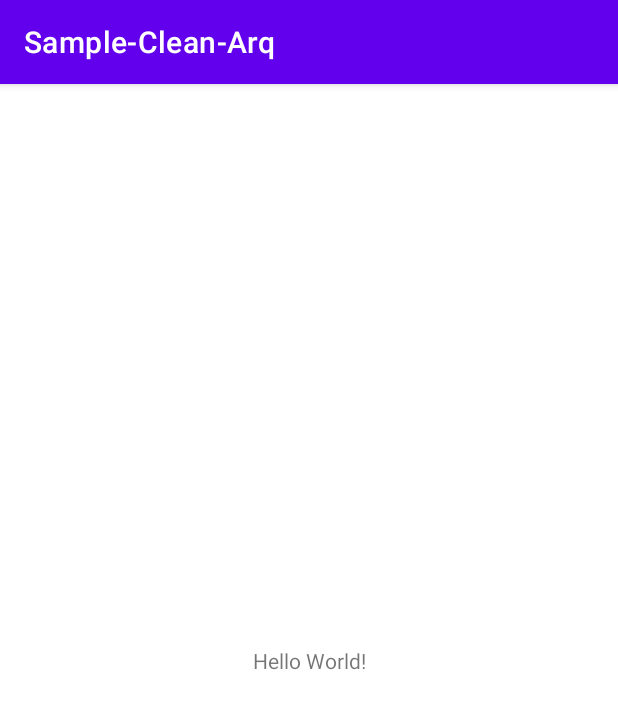
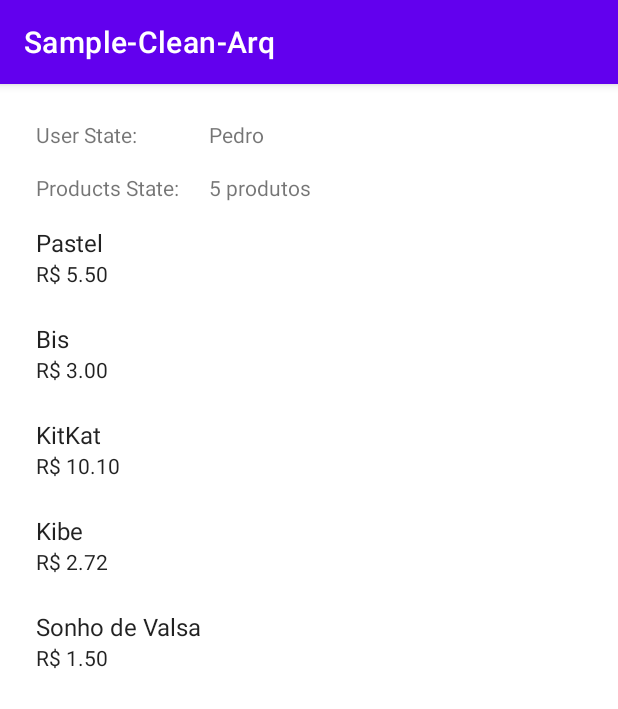
Before and after one commit to andretortolano/cleanarqtalk, an Android app: the screen it shows after launch (MainActivity), on a phone screen of 412 x 824 dp. Shown: the top 709 px of the screen. Run offline under Robolectric (Android 15) with nearby library versions, the phone set to English and light mode, and no system bars; our stand-ins replace Timber.

Commit message:
finalizando codigo not so clean

```diff
--- a/app/src/main/java/com/andretortolano/sample_clean_arq/MainActivity.kt
+++ b/app/src/main/java/com/andretortolano/sample_clean_arq/MainActivity.kt
@@ -2,10 +2,55 @@ package com.andretortolano.sample_clean_arq
 
 import androidx.appcompat.app.AppCompatActivity
 import android.os.Bundle
+import com.andretortolano.sample_clean_arq.api.DefaultApi
+import com.andretortolano.sample_clean_arq.databinding.ActivityMainBinding
+import com.andretortolano.sample_clean_arq.interactor.GetProductListUseCase
+import com.andretortolano.sample_clean_arq.interactor.GetUserUseCase
+import com.andretortolano.sample_clean_arq.viewmodel.MainViewModel
+import timber.log.Timber
 
 class MainActivity : AppCompatActivity() {
+
+    private val extraId = 1
+
+    private val api = DefaultApi()
+    private val viewModel = MainViewModel(GetUserUseCase(api), GetProductListUseCase(api))
+
+    private lateinit var binding: ActivityMainBinding
+
     override fun onCreate(savedInstanceState: Bundle?) {
         super.onCreate(savedInstanceState)
-        setContentView(R.layout.activity_main)
+        binding = ActivityMainBinding.inflate(layoutInflater)
+        setContentView(binding.root)
+
+        viewModel.productListState.observe(this, { it?.let { renderProductListState(it) } })
+        viewModel.userState.observe(this, { it?.let { renderUserState(it) }})
+
+        viewModel.fetchUser(extraId)
+        viewModel.fetchProducts()
+    }
+
+    private fun renderUserState(state: MainViewModel.UserViewState) {
+        Timber.i("MainActivity.userState -> $state")
+        when(state) {
+            MainViewModel.UserViewState.Loading -> binding.userStateValue.text = getString(R.string.loading)
+            MainViewModel.UserViewState.NoInternetError -> binding.userStateValue.text = getString(R.string.no_internet)
+            MainViewModel.UserViewState.NotFoundError -> binding.userStateValue.text = getString(R.string.user_state_error_notfound)
+            MainViewModel.UserViewState.OtherError -> binding.userStateValue.text = getString(R.string.something_went_wrong)
+            is MainViewModel.UserViewState.Success -> binding.userStateValue.text = state.userEntity.name
+        }
+    }
+
+    private fun renderProductListState(state: MainViewModel.ProductListViewState) {
+        Timber.i("MainActivity.productListState -> $state")
+        when(state) {
+            MainViewModel.ProductListViewState.Loading -> binding.productListStateValue.text = getString(R.string.loading)
+            MainViewModel.ProductListViewState.NoInternetError -> binding.productListStateValue.text = getString(R.string.no_internet)
+            MainViewModel.ProductListViewState.OtherError -> binding.productListStateValue.text = getString(R.string.something_went_wrong)
+            is MainViewModel.ProductListViewState.Success -> {
+                binding.productListStateValue.text = getString(R.string.product_state_found, state.productList.size)
+                binding.productsRecyclerView.adapter = ProductsAdapter(state.productList)
+            }
+        }
     }
 }
--- /dev/null
+++ b/app/src/main/java/com/andretortolano/sample_clean_arq/ProductsAdapter.kt
@@ -0,0 +1,30 @@
+package com.andretortolano.sample_clean_arq
+
+import android.content.Context
+import android.view.LayoutInflater
+import android.view.View
+import android.view.ViewGroup
+import android.widget.TextView
+import androidx.recyclerview.widget.RecyclerView
+import com.andretortolano.sample_clean_arq.interactor.ProductEntity
+
+class ProductsAdapter(private val products: List<ProductEntity>) : RecyclerView.Adapter<ProductsAdapter.ViewHolder>() {
+
+    class ViewHolder(view: View) : RecyclerView.ViewHolder(view) {
+        val context: Context = view.context
+        val text1: TextView = view.findViewById(android.R.id.text1)
+        val text2: TextView = view.findViewById(android.R.id.text2)
+    }
+
+    override fun onCreateViewHolder(parent: ViewGroup, viewType: Int): ViewHolder {
+        val view = LayoutInflater.from(parent.context).inflate(android.R.layout.simple_list_item_2, parent, false)
+        return ViewHolder(view)
+    }
+
+    override fun onBindViewHolder(holder: ViewHolder, position: Int) {
+        holder.text1.text = products[position].name
+        holder.text2.text = holder.context.getString(R.string.product_adapter_price, products[position].price)
+    }
+
+    override fun getItemCount(): Int = products.size
+}
--- a/app/src/main/java/com/andretortolano/sample_clean_arq/api/Api.kt
+++ b/app/src/main/java/com/andretortolano/sample_clean_arq/api/Api.kt
@@ -1,4 +1,6 @@
 package com.andretortolano.sample_clean_arq.api
+
+import kotlin.Throws
 
 interface Api {
 
@@ -8,12 +10,14 @@ interface Api {
      *   HttpException 500 - InternalServerError
      *   NetworkException - NoInternet
      */
-    fun getUser(body: GetUserBody): List<UserResponse>
+    @Throws(HttpException::class, NetworkException::class)
+    fun getUser(body: GetUserBody): UserResponse
 
     /**
      * Exceptions:
      *   HttpException 500 - InternalServerError
      *   NetworkException - NoInternet
      */
+    @Throws(HttpException::class, NetworkException::class)
     fun getProductList(): List<ProductResponse>
 }
--- /dev/null
+++ b/app/src/main/java/com/andretortolano/sample_clean_arq/api/DefaultApi.kt
@@ -0,0 +1,20 @@
+package com.andretortolano.sample_clean_arq.api
+
+class DefaultApi: Api {
+    override fun getUser(body: GetUserBody): UserResponse {
+        return when(body.id) {
+            1 -> UserResponse(1, "Pedro", 20, true)
+            else -> UserResponse(2, "Joao", 22, false)
+        }
+    }
+
+    override fun getProductList(): List<ProductResponse> {
+        return arrayListOf(
+            ProductResponse(1, "Pastel", "savory", 5.5),
+            ProductResponse(2, "Bis", "candy", 3.0),
+            ProductResponse(3, "KitKat", "candy", 10.1),
+            ProductResponse(4, "Kibe", "savory", 2.72),
+            ProductResponse(5, "Sonho de Valsa", "candy", 1.50)
+        )
+    }
+}
--- /dev/null
+++ b/app/src/main/java/com/andretortolano/sample_clean_arq/api/HttpException.kt
@@ -0,0 +1,5 @@
+package com.andretortolano.sample_clean_arq.api
+
+import java.lang.Exception
+
+class HttpException(val statusCode: Int = 500): Exception()
--- /dev/null
+++ b/app/src/main/java/com/andretortolano/sample_clean_arq/api/NetworkException.kt
@@ -0,0 +1,5 @@
+package com.andretortolano.sample_clean_arq.api
+
+import java.lang.Exception
+
+class NetworkException: Exception()
--- a/app/src/main/java/com/andretortolano/sample_clean_arq/api/ProductResponse.kt
+++ b/app/src/main/java/com/andretortolano/sample_clean_arq/api/ProductResponse.kt
@@ -1,6 +1,7 @@
 package com.andretortolano.sample_clean_arq.api
 
 data class ProductResponse(
+    val id: Int,
     val name: String,
     val type: String, // candy, savory
     val price: Double
--- a/app/src/main/java/com/andretortolano/sample_clean_arq/interactor/GetProductListUseCase.kt
+++ b/app/src/main/java/com/andretortolano/sample_clean_arq/interactor/GetProductListUseCase.kt
@@ -1,8 +1,14 @@
 package com.andretortolano.sample_clean_arq.interactor
 
-class GetProductListUseCase {
+import com.andretortolano.sample_clean_arq.api.Api
+import com.andretortolano.sample_clean_arq.api.ProductResponse
+import kotlinx.coroutines.Dispatchers
+import kotlinx.coroutines.withContext
 
-    operator fun invoke() {
+class GetProductListUseCase(private val api: Api) {
 
-    }
+    suspend operator fun invoke(): List<ProductResponse> =
+        withContext(Dispatchers.IO) {
+            return@withContext api.getProductList()
+        }
 }
--- a/app/src/main/java/com/andretortolano/sample_clean_arq/interactor/GetUserUseCase.kt
+++ b/app/src/main/java/com/andretortolano/sample_clean_arq/interactor/GetUserUseCase.kt
@@ -1,8 +1,15 @@
 package com.andretortolano.sample_clean_arq.interactor
 
-class GetUserUseCase {
+import com.andretortolano.sample_clean_arq.api.Api
+import com.andretortolano.sample_clean_arq.api.GetUserBody
+import com.andretortolano.sample_clean_arq.api.UserResponse
+import kotlinx.coroutines.Dispatchers
+import kotlinx.coroutines.withContext
 
-    operator fun invoke() {
+class GetUserUseCase(private val api: Api) {
 
-    }
+    suspend operator fun invoke(userBody: GetUserBody): UserResponse =
+        withContext(Dispatchers.IO) {
+            return@withContext api.getUser(userBody)
+        }
 }
--- /dev/null
+++ b/app/src/main/java/com/andretortolano/sample_clean_arq/interactor/ProductEntity.kt
@@ -0,0 +1,11 @@
+package com.andretortolano.sample_clean_arq.interactor
+
+data class ProductEntity(
+    val name: String,
+    val type: ProductType,
+    val price: Double
+) {
+    enum class ProductType {
+        CANDY, SAVORY
+    }
+}
--- /dev/null
+++ b/app/src/main/java/com/andretortolano/sample_clean_arq/interactor/UserEntity.kt
@@ -0,0 +1,7 @@
+package com.andretortolano.sample_clean_arq.interactor
+
+data class UserEntity(
+    val name: String,
+    val age: Int,
+    val eatsCandy: Boolean
+)
--- /dev/null
+++ b/app/src/main/java/com/andretortolano/sample_clean_arq/viewmodel/MainViewModel.kt
@@ -0,0 +1,107 @@
+package com.andretortolano.sample_clean_arq.viewmodel
+
+import androidx.lifecycle.LiveData
+import androidx.lifecycle.MutableLiveData
+import androidx.lifecycle.ViewModel
+import com.andretortolano.sample_clean_arq.api.*
+import com.andretortolano.sample_clean_arq.interactor.GetProductListUseCase
+import com.andretortolano.sample_clean_arq.interactor.GetUserUseCase
+import com.andretortolano.sample_clean_arq.interactor.ProductEntity
+import com.andretortolano.sample_clean_arq.interactor.UserEntity
+import kotlinx.coroutines.Dispatchers
+import kotlinx.coroutines.GlobalScope
+import kotlinx.coroutines.launch
+
+class MainViewModel(
+    private val getUserUseCase: GetUserUseCase,
+    private val getProductListUseCase: GetProductListUseCase
+): ViewModel() {
+
+    sealed class UserViewState {
+        data class Success(val userEntity: UserEntity) : UserViewState()
+        object NoInternetError : UserViewState()
+        object NotFoundError : UserViewState()
+        object OtherError : UserViewState()
+        object Loading : UserViewState()
+    }
+
+    private val _userState: MutableLiveData<UserViewState> = MutableLiveData()
+
+    val userState: LiveData<UserViewState> = _userState
+
+    sealed class ProductListViewState {
+        data class Success(val productList: List<ProductEntity>) : ProductListViewState()
+        object NoInternetError : ProductListViewState()
+        object OtherError : ProductListViewState()
+        object Loading : ProductListViewState()
+    }
+
+    private val _productListState: MutableLiveData<ProductListViewState> = MutableLiveData()
+
+    val productListState: LiveData<ProductListViewState> = _productListState
+
+    private var userEntity: UserEntity? = null
+
+    fun fetchUser(extraId: Int) {
+        GlobalScope.launch(Dispatchers.Main) {
+            _userState.value = UserViewState.Loading
+
+            try {
+                val body = GetUserBody(extraId)
+                val result = getUserUseCase.invoke(body)
+
+                userEntity = result.toUserEntity().also {
+                    _userState.value = UserViewState.Success(it)
+                }
+            } catch (httpException: HttpException) {
+                if(httpException.statusCode == 404) {
+                    _userState.value = UserViewState.NotFoundError
+                } else {
+                    _userState.value = UserViewState.OtherError
+                }
+            } catch (networkException: NetworkException) {
+                _userState.value = UserViewState.NoInternetError
+            }
+        }
+    }
+
+    fun fetchProducts() {
+        GlobalScope.launch(Dispatchers.Main) {
+            _productListState.value = ProductListViewState.Loading
+            try {
+                val result = getProductListUseCase.invoke()
+                val productEntityList = result.toProductEntityList()
+                val sortedList = sortCandyFirstIfUserEatsCandy(productEntityList)
+                _productListState.value = ProductListViewState.Success(sortedList)
+            } catch (httpException: HttpException) {
+                _productListState.value = ProductListViewState.OtherError
+            } catch (networkException: NetworkException) {
+                _productListState.value = ProductListViewState.NoInternetError
+            }
+        }
+    }
+
+    private fun sortCandyFirstIfUserEatsCandy(productEntityList: List<ProductEntity>): List<ProductEntity> {
+        return if(userEntity != null && userEntity!!.eatsCandy) {
+            productEntityList.sortedByDescending { it.type == ProductEntity.ProductType.CANDY }
+        } else {
+            productEntityList
+        }
+    }
+
+    private fun UserResponse.toUserEntity(): UserEntity {
+        return UserEntity(this.name, this.age, this.eatsCandy)
+    }
+
+    private fun List<ProductResponse>.toProductEntityList(): List<ProductEntity> {
+        return map { ProductEntity(it.name, it.type.toProductType(), it.price) }
+    }
+
+    private fun String.toProductType(): ProductEntity.ProductType {
+        return if(this == "candy") {
+            ProductEntity.ProductType.CANDY
+        } else {
+            ProductEntity.ProductType.SAVORY
+        }
+    }
+}
--- a/app/src/main/java/com/andretortolano/sample_clean_arq/viewmodel/ViewModel.kt
+++ /dev/null
@@ -1,11 +0,0 @@
-package com.andretortolano.sample_clean_arq.viewmodel
-
-import com.andretortolano.sample_clean_arq.interactor.GetProductListUseCase
-import com.andretortolano.sample_clean_arq.interactor.GetUserUseCase
-
-class ViewModel(
-    private val getUserUseCase: GetUserUseCase,
-    private val getProductListUseCase: GetProductListUseCase
-) {
-
-}
--- a/app/src/main/res/layout/activity_main.xml
+++ b/app/src/main/res/layout/activity_main.xml
@@ -7,12 +7,61 @@
     tools:context=".MainActivity">
 
     <TextView
+        android:id="@+id/user_state_title"
         android:layout_width="wrap_content"
         android:layout_height="wrap_content"
-        android:text="Hello World!"
-        app:layout_constraintBottom_toBottomOf="parent"
+        android:layout_marginTop="24dp"
+        android:layout_marginStart="24dp"
+        android:text="@string/user_state_title"
         app:layout_constraintLeft_toLeftOf="parent"
-        app:layout_constraintRight_toRightOf="parent"
         app:layout_constraintTop_toTopOf="parent" />
 
+
+    <TextView
+        android:id="@+id/product_list_state_title"
+        android:layout_width="wrap_content"
+        android:layout_height="wrap_content"
+        android:layout_marginTop="16dp"
+        android:text="@string/products_state_title"
+        app:layout_constraintStart_toStartOf="@+id/user_state_title"
+        app:layout_constraintTop_toBottomOf="@+id/user_state_title" />
+
+    <TextView
+        android:id="@+id/user_state_value"
+        android:layout_width="wrap_content"
+        android:layout_height="wrap_content"
+        android:layout_marginStart="48dp"
+        app:layout_constraintStart_toEndOf="@+id/user_state_title"
+        app:layout_constraintTop_toTopOf="@+id/user_state_title"
+        tools:text="Loading" />
+
+    <TextView
+        android:id="@+id/product_list_state_value"
+        android:layout_width="wrap_content"
+        android:layout_height="wrap_content"
+        app:layout_constraintStart_toStartOf="@+id/user_state_value"
+        app:layout_constraintTop_toTopOf="@+id/product_list_state_title"
+        tools:text="Loading" />
+
+    <androidx.constraintlayout.widget.ConstraintLayout
+        android:layout_width="0dp"
+        android:layout_height="0dp"
+        app:layout_constraintBottom_toBottomOf="parent"
+        app:layout_constraintEnd_toEndOf="parent"
+        app:layout_constraintStart_toStartOf="parent"
+        app:layout_constraintTop_toBottomOf="@+id/product_list_state_title">
+
+        <androidx.recyclerview.widget.RecyclerView
+            android:id="@+id/products_recycler_view"
+            android:layout_width="0dp"
+            android:layout_height="0dp"
+            app:layoutManager="androidx.recyclerview.widget.LinearLayoutManager"
+            android:layout_margin="8dp"
+            app:layout_constraintBottom_toBottomOf="parent"
+            app:layout_constraintEnd_toEndOf="parent"
+            app:layout_constraintStart_toStartOf="parent"
+            app:layout_constraintTop_toTopOf="parent" />
+
+    </androidx.constraintlayout.widget.ConstraintLayout>
+
 </androidx.constraintlayout.widget.ConstraintLayout>
--- a/app/src/main/res/values/strings.xml
+++ b/app/src/main/res/values/strings.xml
@@ -1,3 +1,16 @@
 <resources>
     <string name="app_name">Sample-Clean-Arq</string>
+
+    <string name="something_went_wrong">Algo deu errado</string>
+    <string name="no_internet">Sem Internet</string>
+    <string name="loading">Carregando</string>
+
+
+    <string name="user_state_title">User State:</string>
+    <string name="products_state_title">Products State:</string>
+
+    <string name="user_state_error_notfound">Usuario nao encontrado</string>
+    <string name="product_state_found">%d produtos</string>
+    <string name="product_adapter_price">R$ %.2f</string>
+
 </resources>
```
Also changed, not shown: app/build.gradle (+12 -2 lines), gradle/wrapper/gradle-wrapper.properties.
